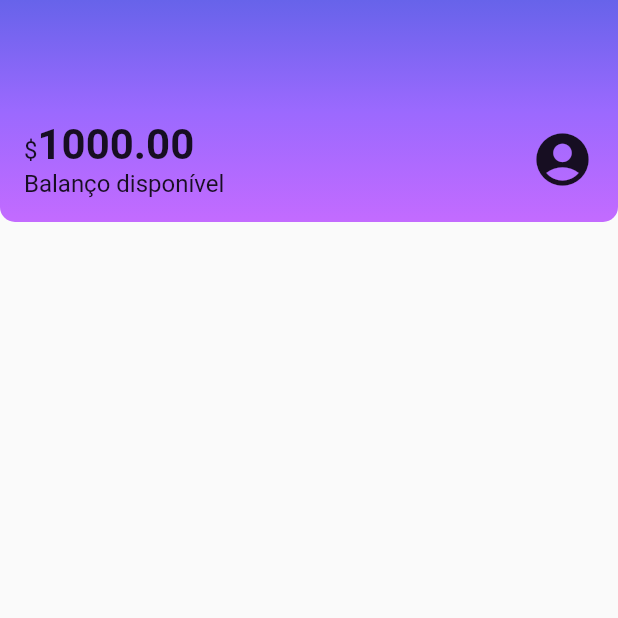
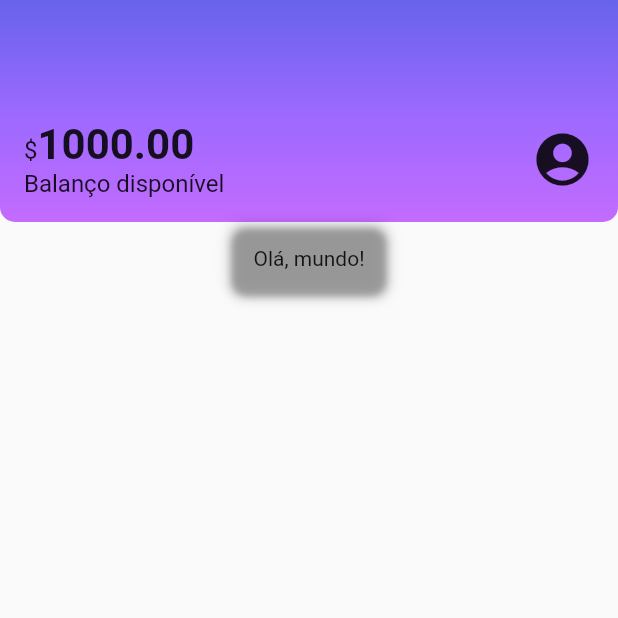
Before and after one commit to jhoisz/alubank_curso, a Flutter app: the screen it shows after launch, on a phone screen of 412 x 824 dp, the top half of it. Run offline on Flutter 3.47's test engine with Material 2 defaults, Android fonts, the phone set to English and light mode, and no system bars.

```diff
--- /dev/null
+++ b/lib/components/box_card.dart
@@ -0,0 +1,18 @@
+import 'package:flutter/material.dart';
+
+class BoxCard extends StatelessWidget {
+  final Widget boxContent;
+  const BoxCard({super.key, required this.boxContent});
+
+  @override
+  Widget build(BuildContext context) {
+    return Container(
+      padding: const EdgeInsets.all(16.0),
+      decoration: BoxDecoration(
+        boxShadow: kElevationToShadow[3],
+        borderRadius: BorderRadius.circular(10),
+      ),
+      child: boxContent,
+    );
+  }
+}
--- a/lib/screens/home.dart
+++ b/lib/screens/home.dart
@@ -1,4 +1,5 @@
-import 'package:alubank_curso/components/header.dart';
+import 'package:alubank_curso/components/box_card.dart';
+import 'package:alubank_curso/components/sections/header.dart';
 import 'package:flutter/material.dart';
 
 class Home extends StatelessWidget {
@@ -10,6 +11,7 @@
       body: Column(
         children: const [
           Header(),
+          BoxCard(boxContent: Text('Olá, mundo!')),
         ],
       ),
     );
```
Also changed, not shown: lib/components/sections/header.dart (renamed from lib/components/header.dart).
